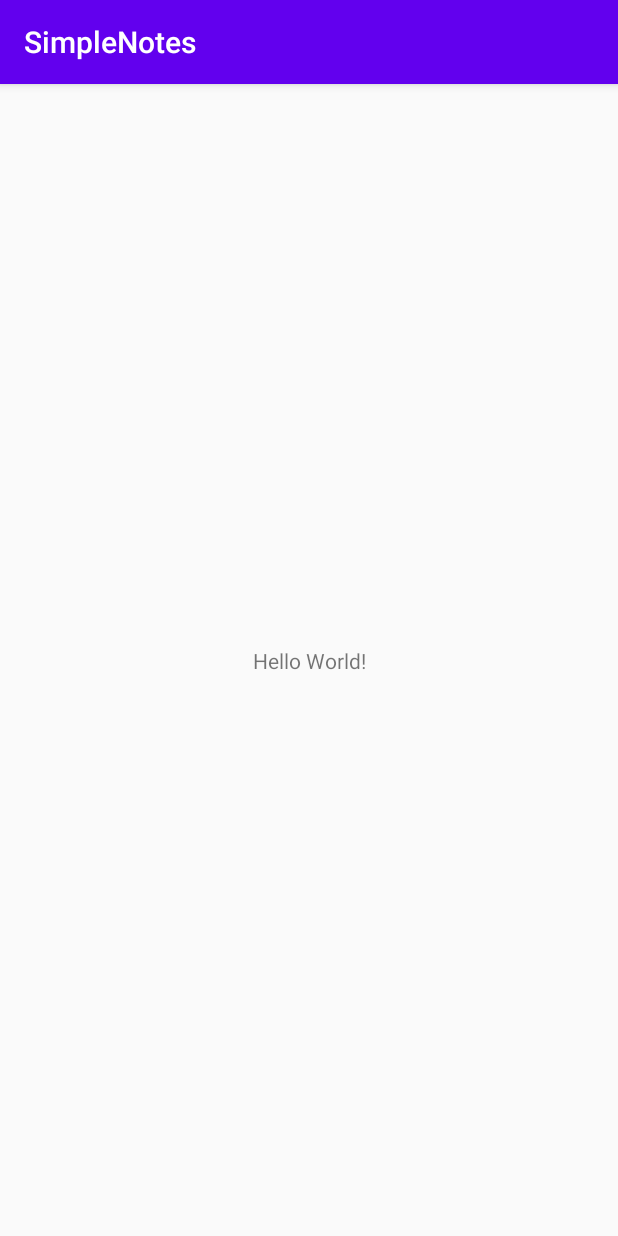
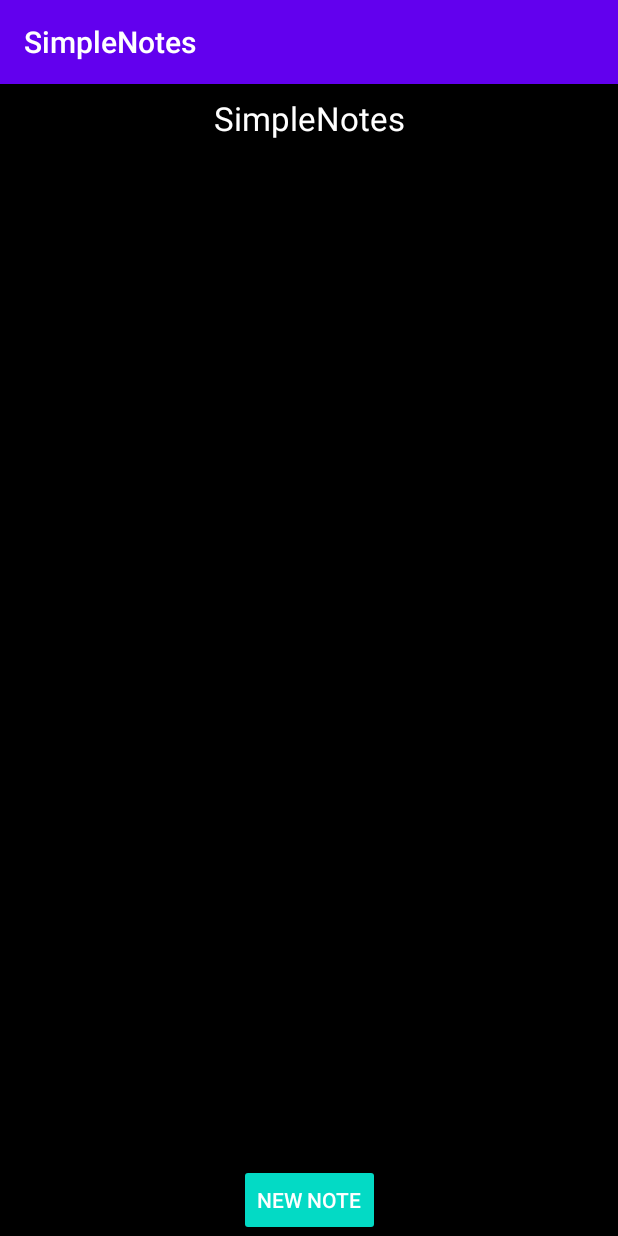
Before and after one commit to ehoekstra30/SimpleNotes, an Android app: the screen it shows after launch (MainActivity), on a phone screen of 412 x 824 dp. Run offline under Robolectric (Android 15) with nearby library versions, the phone set to English and light mode, and no system bars.

Commit message:
Everything except mainactivity is complete.

```diff
--- a/app/src/main/java/com/example/simplenotes/MainActivity.java
+++ b/app/src/main/java/com/example/simplenotes/MainActivity.java
@@ -1,12 +1,16 @@
 package com.example.simplenotes;
 
 import androidx.appcompat.app.AppCompatActivity;
+import androidx.recyclerview.widget.RecyclerView;
 
 import android.os.Bundle;
 
 public class MainActivity extends AppCompatActivity {
 
-
+    NoteDatabaseHelper dbHelper;
+    private RecyclerView recyclerView;
+    private RecyclerView.Adapter noteAdapter;
+    private RecyclerView.LayoutManager layoutManager;
 
 
     @Override
--- a/app/src/main/res/layout/activity_main.xml
+++ b/app/src/main/res/layout/activity_main.xml
@@ -1,18 +1,50 @@
 <?xml version="1.0" encoding="utf-8"?>
-<androidx.constraintlayout.widget.ConstraintLayout xmlns:android="http://schemas.android.com/apk/res/android"
+<androidx.constraintlayout.widget.ConstraintLayout
+    xmlns:android="http://schemas.android.com/apk/res/android"
     xmlns:app="http://schemas.android.com/apk/res-auto"
     xmlns:tools="http://schemas.android.com/tools"
     android:layout_width="match_parent"
     android:layout_height="match_parent"
-    tools:context=".MainActivity">
+    android:scrollbars="vertical"
+    android:background="@color/design_default_color_on_secondary"
+    tools:context="com.example.simplenotes.MainActivity">
+
+
+    <Button
+        android:id="@+id/bt_register"
+        android:layout_width="wrap_content"
+        android:layout_height="wrap_content"
+        android:backgroundTint="@color/colorAccent"
+        android:text="@string/newNote"
+        android:textColor="@color/cardview_light_background"
+        app:layout_constraintBottom_toBottomOf="parent"
+        app:layout_constraintEnd_toEndOf="@+id/rv_users"
+        app:layout_constraintStart_toStartOf="@+id/rv_users" />
 
     <TextView
+        android:id="@+id/textView"
+        style="?android:textAppearanceLarge"
         android:layout_width="wrap_content"
         android:layout_height="wrap_content"
-        android:text="Hello World!"
-        app:layout_constraintBottom_toBottomOf="parent"
+        android:layout_marginTop="8dp"
+        android:text="@string/app_name"
+        android:textColor="@color/cardview_light_background"
         app:layout_constraintLeft_toLeftOf="parent"
         app:layout_constraintRight_toRightOf="parent"
         app:layout_constraintTop_toTopOf="parent" />
 
+    <androidx.recyclerview.widget.RecyclerView
+        android:id="@+id/rv_users"
+        android:layout_width="0dp"
+        android:layout_height="0dp"
+        android:layout_marginBottom="8dp"
+        android:layout_marginLeft="8dp"
+        android:layout_marginRight="8dp"
+        android:layout_marginTop="8dp"
+        app:layout_constraintTop_toBottomOf="@+id/textView"
+        app:layout_constraintLeft_toLeftOf="parent"
+        app:layout_constraintRight_toRightOf="parent"
+        app:layout_constraintBottom_toTopOf="@+id/bt_register">
+
+    </androidx.recyclerview.widget.RecyclerView>
 </androidx.constraintlayout.widget.ConstraintLayout>
--- a/app/src/main/res/values/strings.xml
+++ b/app/src/main/res/values/strings.xml
@@ -2,4 +2,6 @@
     <string name="app_name">SimpleNotes</string>
     <string name="save">Save</string>
     <string name="newNote">New Note</string>
+    <string name="title">Title</string>
+    <string name="content">Content</string>
 </resources>
```
Also changed, not shown: app/src/main/java/com/example/simplenotes/Note.java (deleted, +0 -23 lines), app/src/main/java/com/example/simplenotes/NoteAdapter.java (deleted, +0 -18 lines), app/src/main/java/com/example/simplenotes/NoteDetails.java (added, +32 -0 lines), app/src/main/java/com/example/simplenotes/NoteDetailsAdapter.java (added, +111 -0 lines), app/src/main/java/com/example/simplenotes/UpdateActivity.java (added, +96 -0 lines), app/src/main/res/layout/list_item.xml (added, +52 -0 lines), app/src/main/res/layout/update_activity.xml (added, +71 -0 lines), app/src/main/res/menu/popup_menu.xml (added, +11 -0 lines), app/src/main/res/drawable-v24/ic_more_vert_black.png (added).
